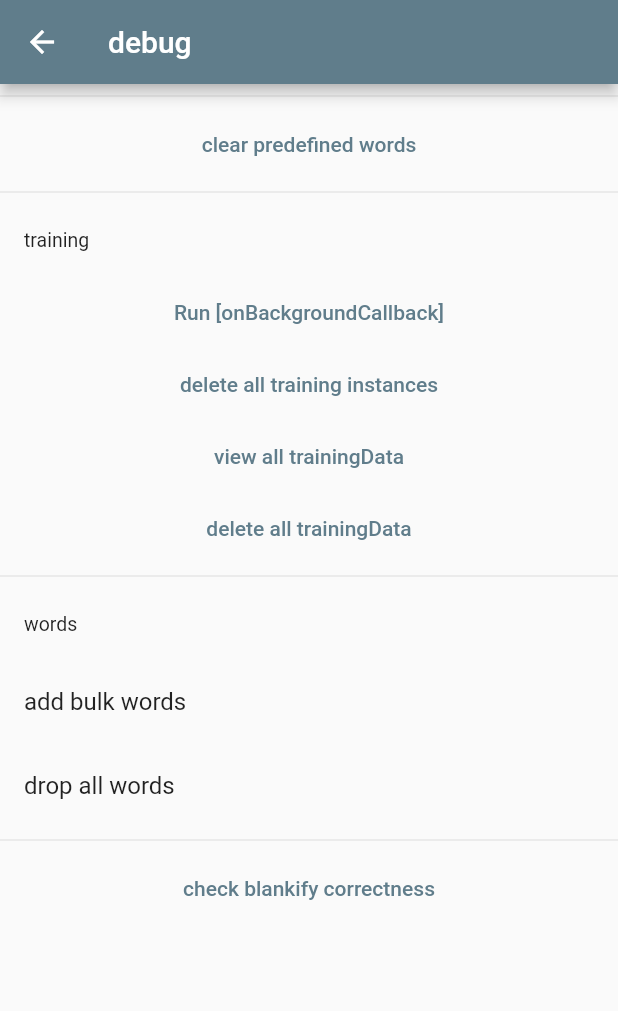
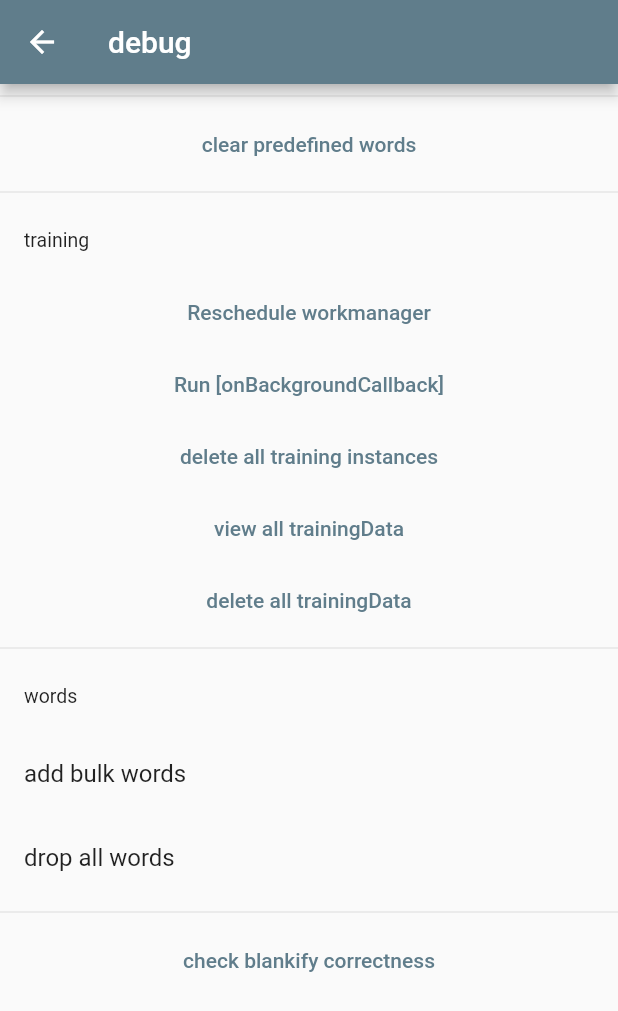
Before and after one commit to molehair/Annoyer2, a Flutter app: the DebugPage screen opened directly, on a phone screen of 412 x 824 dp. Shown: the top 1011 px of the screen. Run offline on Flutter 3.47's test engine with Material 2 defaults, Android fonts, the phone set to English and light mode, and no system bars; our stand-ins replace badges, file_picker, flutter_local_notifications, flutter_typeahead, isar, share_plus; missing offline and left inert: flutter_logs, workmanager; accounts and stored records are empty; generated files the repository leaves out were written again; statements that could not run were skipped; project files that could hold a hidden picture were left out.

Commit message:
workmanager reschedule

```diff
--- a/lib/pages/debug_page.dart
+++ b/lib/pages/debug_page.dart
@@ -6,6 +6,7 @@ import 'package:annoyer/database/training_data.dart';
 import 'package:annoyer/database/word.dart';
 import 'package:annoyer/training.dart';
 import 'package:flutter/material.dart';
+import 'package:workmanager/workmanager.dart';
 
 class DebugPage extends StatefulWidget {
   const DebugPage({Key? key}) : super(key: key);
@@ -44,6 +45,17 @@ class _DebugPageState extends State<DebugPage> {
           ),
           const Divider(),
           const ListTile(title: Text('training'), dense: true),
+          TextButton(
+            child: const Text('Reschedule workmanager'),
+            onPressed: () async {
+              await Workmanager().cancelAll();
+              await Workmanager().registerPeriodicTask(
+                'workmanager',
+                'workmanager',
+                frequency: const Duration(minutes: 20),
+              );
+            },
+          ),
           TextButton(
             child: const Text('Run [onBackgroundCallback]'),
             onPressed: () async {
```
